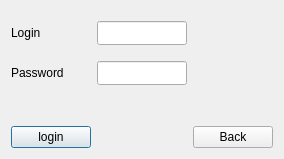
Qt form source/windows/authorization/authorizationwindow.ui (Who-are-me/term_paper_2022) before a commit.
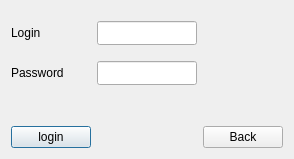
The same form after that commit.

Diff of the .ui file:
```diff
--- a/source/windows/authorization/authorizationwindow.ui
+++ b/source/windows/authorization/authorizationwindow.ui
@@ -6,7 +6,7 @@
    <rect>
     <x>0</x>
     <y>0</y>
-    <width>252</width>
+    <width>272</width>
     <height>159</height>
    </rect>
   </property>
@@ -139,7 +139,7 @@
     <widget class="QLineEdit" name="le_login">
      <property name="minimumSize">
       <size>
-       <width>90</width>
+       <width>100</width>
        <height>24</height>
       </size>
      </property>
```
